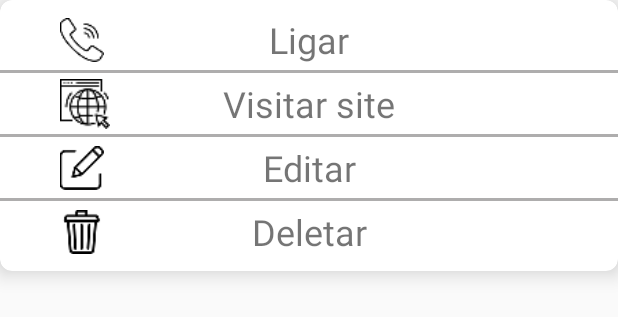
After one commit to DannielRoque/Mapa_Local, an Android app: the layout dialog_options.xml on its own in the app's theme, with its tools: preview values and no code run, on a phone screen of 412 x 824 dp. The commit adds this screen. Shown: the top 317 px of the screen. Run offline under Robolectric (Android 15) with nearby library versions, the phone set to English and light mode, and no system bars.

Commit message:
update dialog infowindow

```diff
--- a/app/src/main/java/estudo/com/mapalocal/ui/MainActivity.kt
+++ b/app/src/main/java/estudo/com/mapalocal/ui/MainActivity.kt
@@ -1,5 +1,6 @@
 package estudo.com.mapalocal.ui
 
+import android.app.Dialog
 import android.content.Intent
 import android.content.pm.PackageManager
 import android.os.Build
@@ -7,6 +8,10 @@ import android.os.Bundle
 import android.util.Log
 import android.view.Menu
 import android.view.MenuItem
+import android.view.Window
+import android.widget.AdapterView
+import android.widget.ImageView
+import android.widget.TextView
 import android.widget.Toast
 import androidx.appcompat.app.AppCompatActivity
 import androidx.appcompat.widget.SearchView
@@ -29,9 +34,11 @@ import estudo.com.mapalocal.modelo.Categoria
 import estudo.com.mapalocal.modelo.Local
 import estudo.com.mapalocal.ui.adapter.ActivityHomeAdapter
 import estudo.com.mapalocal.ui.adapter.OnItemCLickListener
+import estudo.com.mapalocal.ui.adapter.OnItemLongClickListener
 import estudo.com.mapalocal.ui.helper.ActivityHelper
 import estudo.com.mapalocal.ui.infowindow.InfoWindowPersonalizado
 import kotlinx.android.synthetic.main.activity_main.*
+import kotlinx.android.synthetic.main.dialog_options.*
 import java.lang.Double.parseDouble
 
 class MainActivity : AppCompatActivity(), OnMapReadyCallback, GoogleMap.OnMapLongClickListener,
@@ -56,6 +63,7 @@ class MainActivity : AppCompatActivity(), OnMapReadyCallback, GoogleMap.OnMapLon
         setContentView(R.layout.activity_main)
         configuraToolbar()
         help = ActivityHelper(this)
+
     }
 
     private fun configuraToolbar() {
@@ -181,6 +189,7 @@ class MainActivity : AppCompatActivity(), OnMapReadyCallback, GoogleMap.OnMapLon
         listaCategorias = dao.selectAllCategorias()
         configuraListaCategoriasHome()
         configuraCliqueListaCategoria()
+        configuraLongCliqueLista()
         super.onResume()
 
         if (ContextCompat.checkSelfPermission(
@@ -312,6 +321,15 @@ class MainActivity : AppCompatActivity(), OnMapReadyCallback, GoogleMap.OnMapLon
         })
     }
 
+    private fun configuraLongCliqueLista(){
+        adapter.setOnLongClickListener( object : OnItemLongClickListener {
+            override fun onItemLongClick(view: String, position: Int): Boolean {
+                Toast.makeText(this@MainActivity, "teste", Toast.LENGTH_LONG).show()
+                return false
+            }
+        })
+    }
+
     private fun chamaBounds(lista: MutableList<LatLng>) {
         if (lista.isNotEmpty()) {
             val padding = 150
@@ -329,7 +347,30 @@ class MainActivity : AppCompatActivity(), OnMapReadyCallback, GoogleMap.OnMapLon
     override fun onInfoWindowClick(marker: Marker?) {
 
         marker?.hideInfoWindow()
-        Toast.makeText(this, " > click", Toast.LENGTH_LONG).show()
-        Log.e("teste", "infoWindown click")
+        val dialog = Dialog(this)
+        dialog.window!!.requestFeature(Window.FEATURE_NO_TITLE)
+        dialog.setContentView(layoutInflater.inflate(R.layout.dialog_options, null))
+        dialog.show()
+
+        val ligar : TextView = dialog.options_ligar
+        val site : TextView = dialog.options_site
+        val editar : TextView  = dialog.options_editar
+        val excluir : TextView  = dialog.options_excluir
+
+        ligar.setOnClickListener {
+            Log.e("teste", "pick-up")
+        }
+
+        site.setOnClickListener {
+            Log.e("teste", "website")
+        }
+
+        editar.setOnClickListener {
+            Log.e("teste", "edit")
+        }
+
+        excluir.setOnClickListener {
+            Log.e("teste", "delete")
+        }
     }
 }
--- a/app/src/main/java/estudo/com/mapalocal/ui/adapter/ActivityHomeAdapter.kt
+++ b/app/src/main/java/estudo/com/mapalocal/ui/adapter/ActivityHomeAdapter.kt
@@ -14,6 +14,7 @@ class ActivityHomeAdapter(
 ) : RecyclerView.Adapter<ActivityHomeAdapter.ActivityHomeViewHolder>() {
 
     lateinit var onItemCLickListener: OnItemCLickListener
+    lateinit var onItemLongClickListener: OnItemLongClickListener
 
     override fun getItemCount(): Int {
         return lista.size
@@ -33,16 +34,27 @@ class ActivityHomeAdapter(
         this.onItemCLickListener = onItemCLickListener
     }
 
+    fun setOnLongClickListener(onItemLongClickListener: OnItemLongClickListener){
+        this.onItemLongClickListener = onItemLongClickListener
+    }
+
     inner class ActivityHomeViewHolder(itemView: View) : RecyclerView.ViewHolder(itemView) {
 
         private val campoImagem = itemView.item_categoria_imagem
         private val objetoJson = Gson()
 
         fun bind(categoria: Categoria) {
+
             itemView.setOnClickListener {
                 val arquivo = objetoJson.toJson(categoria)
                 onItemCLickListener.onItemClick(arquivo, layoutPosition)
             }
+
+            itemView.setOnLongClickListener {
+                val objetoLong = objetoJson.toJson(categoria)
+                onItemLongClickListener.onItemLongClick(objetoLong, layoutPosition)
+            }
+
             with(categoria) {
                 caminhoIcone?.let { campoImagem.setImageResource(it) }
             }
--- a/app/src/main/java/estudo/com/mapalocal/ui/adapter/OnItemCLickListener.kt
+++ b/app/src/main/java/estudo/com/mapalocal/ui/adapter/OnItemCLickListener.kt
@@ -6,3 +6,10 @@ interface OnItemCLickListener{
         position : Int
     )
 }
+
+interface OnItemLongClickListener{
+    fun onItemLongClick(
+        view: String,
+        position: Int
+    ) : Boolean
+}
--- a/app/src/main/java/estudo/com/mapalocal/ui/infowindow/InfoWindowPersonalizado.kt
+++ b/app/src/main/java/estudo/com/mapalocal/ui/infowindow/InfoWindowPersonalizado.kt
@@ -25,11 +25,13 @@ class InfoWindowPersonalizado(val context: Context, val local : Local) : GoogleM
         val campo_titulo = view.info_titulo
         val campo_telefone = view.info_telefone
         val campo_imagem = view.info_imagem
+        val campo_site = view.info_site
 
 
 
         campo_titulo.text = marker?.title
         campo_telefone.text = marker?.snippet
+        campo_site.text = local.site
 
         val arquivoFoto = local.caminhoImagem
         if (arquivoFoto != null) {
--- a/app/src/main/res/layout/activity_formulario_categoria.xml
+++ b/app/src/main/res/layout/activity_formulario_categoria.xml
@@ -26,7 +26,7 @@
         <ImageView
             android:id="@+id/activity_formulario_categoria_imagem"
             android:layout_width="0dp"
-            android:layout_height="350dp"
+            android:layout_height="300dp"
             android:contentDescription="@string/imagem_categoria_do_local"
             android:scaleType="fitXY"
             app:layout_constraintEnd_toEndOf="parent"
--- /dev/null
+++ b/app/src/main/res/layout/dialog_options.xml
@@ -0,0 +1,143 @@
+<?xml version="1.0" encoding="utf-8"?>
+<androidx.cardview.widget.CardView xmlns:android="http://schemas.android.com/apk/res/android"
+    xmlns:app="http://schemas.android.com/apk/res-auto"
+    android:layout_width="match_parent"
+    android:layout_height="wrap_content"
+    android:background="?android:attr/selectableItemBackground"
+    app:cardCornerRadius="8dp"
+    app:cardElevation="8dp">
+
+    <androidx.constraintlayout.widget.ConstraintLayout
+        android:layout_width="match_parent"
+        android:layout_height="match_parent"
+        android:background="?android:attr/selectableItemBackground"
+        app:layout_constraintBottom_toBottomOf="parent"
+        app:layout_constraintEnd_toEndOf="parent"
+        app:layout_constraintStart_toStartOf="parent"
+        app:layout_constraintTop_toTopOf="parent">
+
+        <ImageView
+            android:layout_width="29dp"
+            android:layout_height="29dp"
+            android:layout_marginStart="40dp"
+            android:src="@drawable/phone_options"
+            android:background="?android:attr/selectableItemBackground"
+            app:layout_constraintBottom_toBottomOf="@id/options_ligar"
+            app:layout_constraintStart_toStartOf="parent"
+            app:layout_constraintTop_toTopOf="@id/options_ligar" />
+
+        <TextView
+            android:id="@+id/options_ligar"
+            android:layout_width="match_parent"
+            android:layout_height="wrap_content"
+            android:layout_marginTop="10dp"
+            android:text="@string/ligar"
+            android:textAlignment="center"
+            android:background="?android:attr/selectableItemBackground"
+            android:textSize="24sp"
+            app:layout_constraintEnd_toEndOf="parent"
+            app:layout_constraintStart_toStartOf="parent"
+            app:layout_constraintTop_toTopOf="parent" />
+
+        <View
+            android:layout_width="match_parent"
+            android:layout_height="2dp"
+            android:background="@color/corAux"
+            app:layout_constraintBottom_toTopOf="@id/options_site"
+            app:layout_constraintEnd_toEndOf="parent"
+            app:layout_constraintStart_toStartOf="parent"
+            app:layout_constraintTop_toBottomOf="@id/options_ligar" />
+
+        <ImageView
+            android:layout_width="33dp"
+            android:layout_height="33dp"
+            android:layout_marginStart="40dp"
+            android:src="@drawable/internet_options"
+            android:background="?android:attr/selectableItemBackground"
+            app:layout_constraintBottom_toBottomOf="@id/options_site"
+            app:layout_constraintStart_toStartOf="parent"
+            app:layout_constraintTop_toTopOf="@id/options_site" />
+
+        <TextView
+            android:id="@+id/options_site"
+            android:layout_width="match_parent"
+            android:layout_height="wrap_content"
+            android:layout_marginTop="10dp"
+            android:text="@string/visitar_site"
+            android:background="?android:attr/selectableItemBackground"
+            android:textAlignment="center"
+            android:textSize="24sp"
+            app:layout_constraintEnd_toEndOf="parent"
+            app:layout_constraintStart_toStartOf="parent"
+            app:layout_constraintTop_toBottomOf="@id/options_ligar" />
+
+        <View
+            android:layout_width="match_parent"
+            android:layout_height="2dp"
+            android:background="@color/corAux"
+            app:layout_constraintBottom_toTopOf="@id/options_editar"
+            app:layout_constraintEnd_toEndOf="parent"
+            app:layout_constraintStart_toStartOf="parent"
+            app:layout_constraintTop_toBottomOf="@id/options_site" />
+
+        <ImageView
+            android:layout_width="29dp"
+            android:layout_height="29dp"
+            android:layout_marginStart="40dp"
+            android:src="@drawable/edit_options"
+            android:background="?android:attr/selectableItemBackground"
+            app:layout_constraintBottom_toBottomOf="@id/options_editar"
+            app:layout_constraintStart_toStartOf="parent"
+            app:layout_constraintTop_toTopOf="@id/options_editar" />
+
+        <TextView
+            android:id="@+id/options_editar"
+            android:layout_width="match_parent"
+            android:layout_height="wrap_content"
+            android:layout_marginTop="10dp"
+            android:text="@string/editar"
+            android:textAlignment="center"
+            android:background="?android:attr/selectableItemBackground"
+            android:textSize="24sp"
+            app:layout_constraintEnd_toEndOf="parent"
+            app:layout_constraintStart_toStartOf="parent"
+            app:layout_constraintTop_toBottomOf="@id/options_site" />
+
+
+        <View
+            android:layout_width="match_parent"
+            android:layout_height="2dp"
+            android:background="@color/corAux"
+            app:layout_constraintBottom_toTopOf="@id/options_excluir"
+            app:layout_constraintEnd_toEndOf="parent"
+            app:layout_constraintStart_toStartOf="parent"
+            app:layout_constraintTop_toBottomOf="@id/options_editar" />
+
+        <ImageView
+            android:layout_width="29dp"
+            android:layout_height="29dp"
+            android:layout_marginStart="40dp"
+            android:background="?android:attr/selectableItemBackground"
+            android:src="@drawable/trash_option"
+            app:layout_constraintBottom_toBottomOf="@id/options_excluir"
+            app:layout_constraintStart_toStartOf="parent"
+            app:layout_constraintTop_toTopOf="@id/options_excluir" />
+
+        <TextView
+            android:id="@+id/options_excluir"
+            android:layout_width="match_parent"
+            android:layout_height="wrap_content"
+            android:layout_marginTop="10dp"
+            android:layout_marginBottom="10dp"
+            android:text="@string/deletar"
+            android:textAlignment="center"
+            android:textSize="24sp"
+            android:background="?android:attr/selectableItemBackground"
+            app:layout_constraintBottom_toBottomOf="parent"
+            app:layout_constraintEnd_toEndOf="parent"
+            app:layout_constraintStart_toStartOf="parent"
+            app:layout_constraintTop_toBottomOf="@id/options_editar" />
+
+    </androidx.constraintlayout.widget.ConstraintLayout>
+
+</androidx.cardview.widget.CardView>
--- a/app/src/main/res/layout/info_window.xml
+++ b/app/src/main/res/layout/info_window.xml
@@ -16,7 +16,7 @@
         android:layout_width="match_parent"
         android:layout_height="wrap_content"
         android:textColor="@color/corPreta"
-        android:textSize="20sp"
+        android:textSize="26sp"
         android:textStyle="bold"
         android:textAlignment="center"
         app:layout_constraintTop_toTopOf="parent"
@@ -47,6 +47,7 @@
         android:textSize="18sp"
         android:textColor="@color/corPreta"
         android:textStyle="bold"
+        android:drawableStart="@drawable/phone_options"
         app:layout_constraintStart_toEndOf="@id/info_imagem"
         app:layout_constraintTop_toBottomOf="@id/info_titulo"
         app:layout_constraintEnd_toEndOf="parent"
@@ -61,6 +62,7 @@
             android:textSize="14sp"
             android:textColor="@color/corPreta"
             android:textStyle="bold"
+            android:drawableStart="@drawable/internet_options"
             app:layout_constraintStart_toEndOf="@id/info_imagem"
             app:layout_constraintTop_toBottomOf="@id/info_telefone"
             app:layout_constraintEnd_toEndOf="parent"
--- a/app/src/main/res/values/colors.xml
+++ b/app/src/main/res/values/colors.xml
@@ -9,4 +9,5 @@
     <color name="corVermelha">#E41515</color>
     <color name="corBotaoPersonalizado">#D86744</color>
     <color name="corFundo">#f5f5f5</color>
+    <color name="corAux">#C6979696</color>
 </resources>
--- a/app/src/main/res/values/strings.xml
+++ b/app/src/main/res/values/strings.xml
@@ -10,4 +10,9 @@
     <string name="galeria">Galeria</string>
     <string name="adicionar_nova_categoria">Adicionar nova categoria</string>
     <string name="site">Site</string>
+    <string name="ligar">  Ligar</string>
+    <string name="mensagem">Mensagem</string>
+    <string name="visitar_site">Visitar site</string>
+    <string name="editar">Editar</string>
+    <string name="deletar">Deletar</string>
 </resources>
```
Also changed, not shown: app/src/main/res/drawable-xxhdpi/edit_options.png (added), app/src/main/res/drawable-xxhdpi/internet_options.png (added), app/src/main/res/drawable-xxhdpi/phone_options.png (added), app/src/main/res/drawable-xxhdpi/trash_option.png (added).
